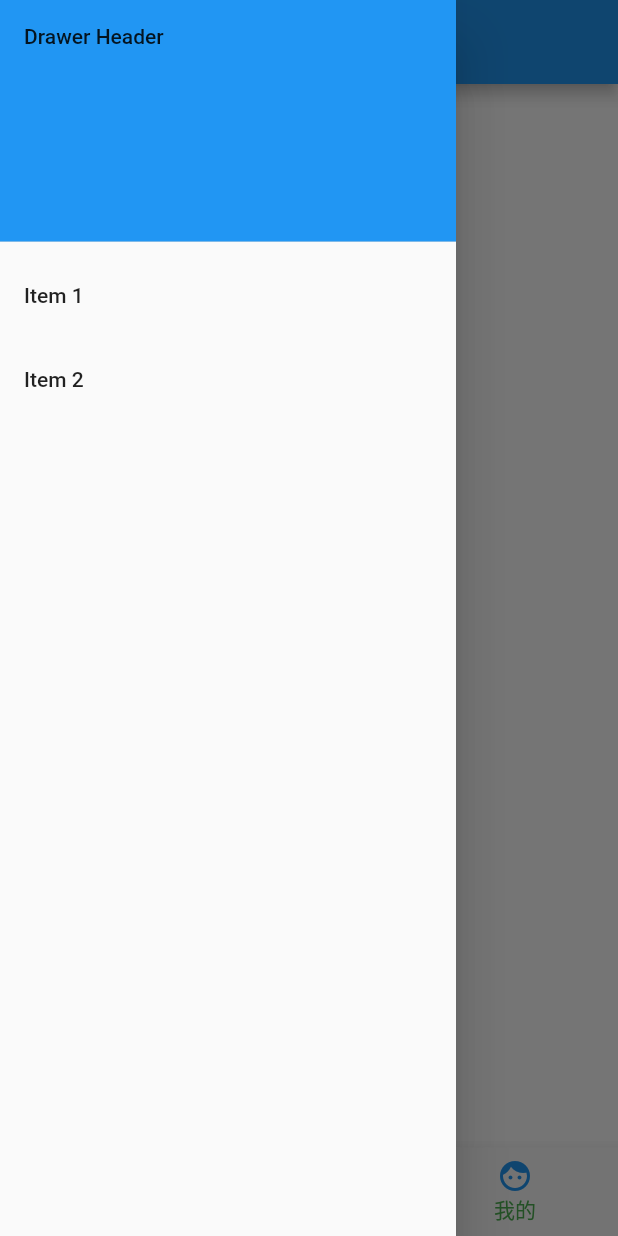
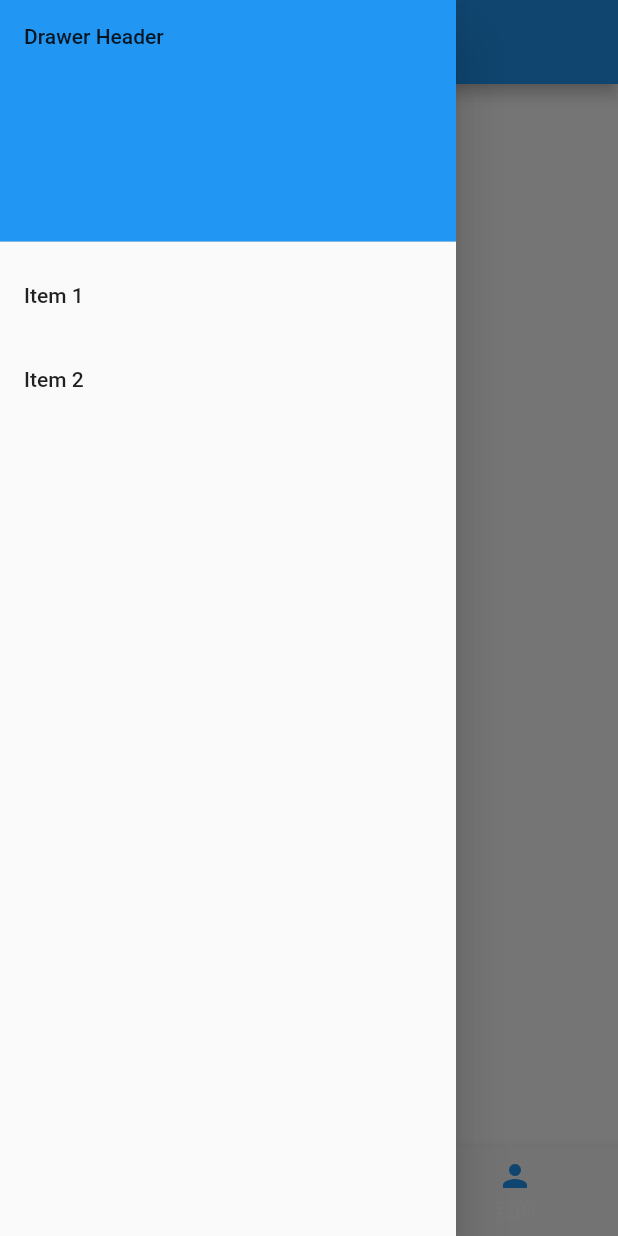
Before and after one commit to lerendan/flutter_wanandroid, a Flutter app: the screen it shows after launch, item 4 of the bottom bar chosen, with the side drawer open, on a phone screen of 412 x 824 dp. Run offline on Flutter 3.47's test engine with Material 2 defaults, Android fonts, the phone set to English and light mode, and no system bars; missing offline and left inert: flutter_webview_plugin; generated files the repository leaves out were written again; network calls fail.

Commit message:
修复navigationbar切换item后重复build的问题

```diff
--- a/lib/index/index.dart
+++ b/lib/index/index.dart
@@ -7,28 +7,37 @@ class Index extends StatefulWidget {
 }
 
 class _IndexState extends State<Index> {
+
+  final navigationBarTitles = ['首页', '项目','体系', '我的'];
+
   final _bottomNavigationColor = Colors.blue;
   int _currentIndex = 0;
   List<Widget> list = List();
 
   @override
   void initState() {
-    list
-      ..add(new HomePage())
-      ..add(new Center(child: new Text("1"),))
-      ..add(new Center(child: new Text("2"),))
-      ..add(new Center(child: new Text("3"),));
     super.initState();
   }
 
   @override
   Widget build(BuildContext context) {
+
+    final _body = new IndexedStack(
+      children: <Widget>[
+        new HomePage(),
+        new Center(child: new Text("1")),
+        new Center(child: new Text("2")),
+        new Center(child: new Text("3"))
+      ],
+      index: _currentIndex,
+    );
+
     return Scaffold(
         backgroundColor: Colors.white70,
         appBar: AppBar(
           title: Text('WAN ANDROID'),
         ),
-      body: list[_currentIndex],
+        body: _body,
         drawer: Drawer(
           // Add a ListView to the drawer. This ensures the user can scroll
           // through the options in the Drawer if there isn't enough vertical
@@ -65,7 +74,6 @@ class _IndexState extends State<Index> {
           ),
         ),
         bottomNavigationBar: BottomNavigationBar(
-        fixedColor: Colors.green,
           items: [
             BottomNavigationBarItem(
                 icon: Icon(
@@ -73,7 +81,7 @@ class _IndexState extends State<Index> {
                   color: _bottomNavigationColor,
                 ),
                 title: Text(
-                '首页',
+                  navigationBarTitles[0],
                   style: TextStyle(color: _bottomNavigationColor),
                 )),
             BottomNavigationBarItem(
@@ -82,7 +90,7 @@ class _IndexState extends State<Index> {
                   color: _bottomNavigationColor,
                 ),
                 title: Text(
-                'Email',
+                  navigationBarTitles[1],
                   style: TextStyle(color: _bottomNavigationColor),
                 )),
             BottomNavigationBarItem(
@@ -91,16 +99,16 @@ class _IndexState extends State<Index> {
                   color: _bottomNavigationColor,
                 ),
                 title: Text(
-                'PAGES',
+                  navigationBarTitles[2],
                   style: TextStyle(color: _bottomNavigationColor),
                 )),
             BottomNavigationBarItem(
                 icon: Icon(
-                Icons.face,
+                  Icons.person,
                   color: _bottomNavigationColor,
                 ),
                 title: Text(
-                '我的',
+                  navigationBarTitles[3],
                   style: TextStyle(color: _bottomNavigationColor),
                 )),
           ],
```
Lines whose indentation alone changed are shown as unchanged.
